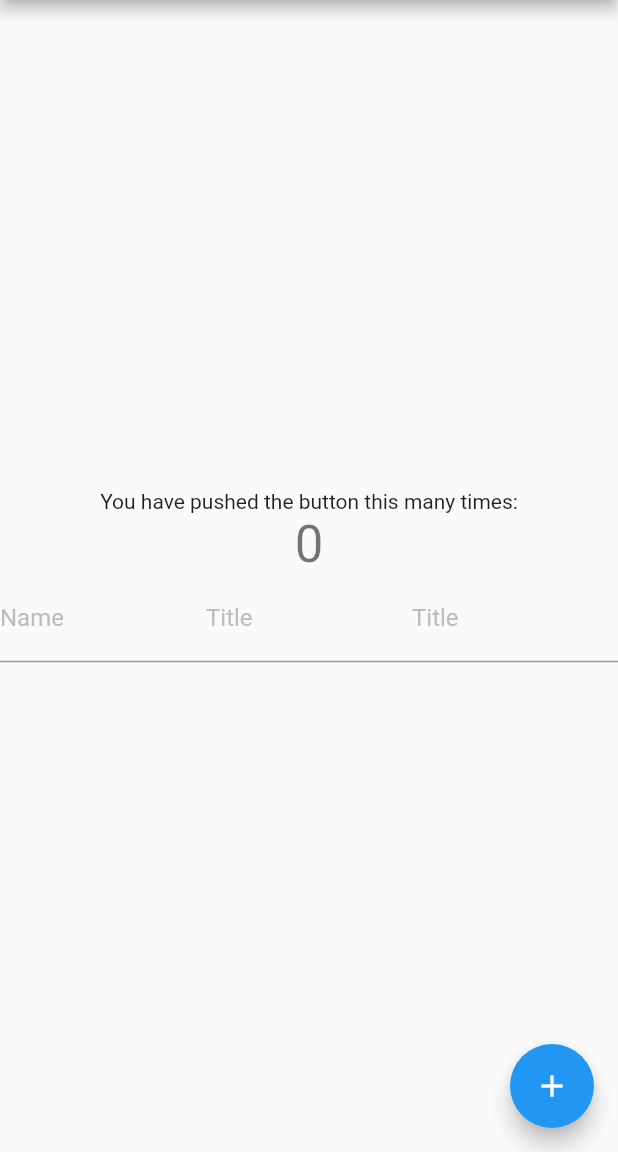
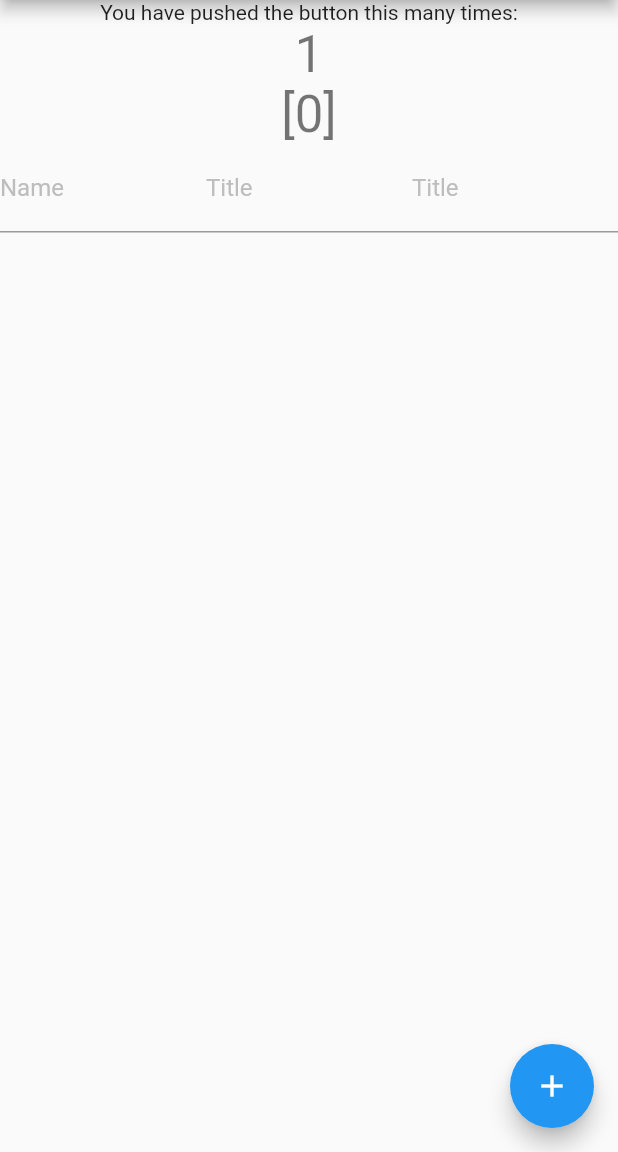
Before and after one commit to Nimoslaw20/flutter_line_items_code, a Flutter app: the screen it shows after launch, on a phone screen of 412 x 824 dp, the part 84-1236 px from its top. Run offline on Flutter 3.47's test engine with Material 2 defaults, Android fonts, the phone set to English and light mode, and no system bars.

```diff
--- a/lib/main.dart
+++ b/lib/main.dart
@@ -4,12 +4,10 @@ void main() {
   runApp(const MyApp());
 }
 
-List lineItems =  [];
+List lineItems = [];
 
 class MyApp extends StatelessWidget {
   const MyApp({Key? key}) : super(key: key);
-
-
 
   // This widget is the root of your application.
   @override
@@ -36,18 +34,14 @@ class MyApp extends StatelessWidget {
 class MyHomePage extends StatefulWidget {
   const MyHomePage({Key? key, required this.title}) : super(key: key);
 
-
   final String title;
-
-
-
 
   @override
   State<MyHomePage> createState() => _MyHomePageState();
 }
 
 class _MyHomePageState extends State<MyHomePage> {
-  int _counter = 0;
+  int _counter = 1;
 
   final nameController = TextEditingController();
   final titleController = TextEditingController();
@@ -63,13 +57,13 @@ class _MyHomePageState extends State<MyHomePage> {
 
   void _incrementCounter() {
     setState(() {
-
       _counter++;
     });
   }
 
   @override
   Widget build(BuildContext context) {
+    List _itemsCounter = List.generate(_counter, (index) => index);
     // This method is rerun every time setState is called, for instance as done
     // by the _incrementCounter method above.
     //
@@ -100,7 +94,7 @@ class _MyHomePageState extends State<MyHomePage> {
           // center the children vertically; the main axis here is the vertical
           // axis because Columns are vertical (the cross axis would be
           // horizontal).
-          mainAxisAlignment: MainAxisAlignment.center,
+          mainAxisAlignment: MainAxisAlignment.start,
           children: <Widget>[
             const Text(
               'You have pushed the button this many times:',
@@ -109,7 +103,14 @@ class _MyHomePageState extends State<MyHomePage> {
               '$_counter',
               style: Theme.of(context).textTheme.headline4,
             ),
-            Row(
+            Text(
+              '$_itemsCounter',
+              style: Theme.of(context).textTheme.headline4,
+            ),
+            Column(
+              children: _itemsCounter
+                  .map(
+                    (e) => Row(
                       mainAxisAlignment: MainAxisAlignment.spaceEvenly,
                       children: <Widget>[
                         Expanded(
@@ -119,13 +120,9 @@ class _MyHomePageState extends State<MyHomePage> {
                             controller: nameController,
                             decoration: InputDecoration(
                                 labelText: 'Name',
-                        labelStyle: TextStyle(
-                            color: Colors.grey[400]
-                        )
+                                labelStyle: TextStyle(color: Colors.grey[400])),
                           ),
                         ),
-                ),
-
                         Expanded(
                           // optional flex property if flex is 1 because the default flex is 1
                           flex: 1,
@@ -133,13 +130,9 @@ class _MyHomePageState extends State<MyHomePage> {
                             controller: titleController,
                             decoration: InputDecoration(
                                 labelText: 'Title',
-                        labelStyle: TextStyle(
-                            color: Colors.grey[400]
-                        )
+                                labelStyle: TextStyle(color: Colors.grey[400])),
                           ),
                         ),
-                ),
-
                         Expanded(
                           // optional flex property if flex is 1 because the default flex is 1
                           flex: 1,
@@ -147,13 +140,13 @@ class _MyHomePageState extends State<MyHomePage> {
                             controller: titleController,
                             decoration: InputDecoration(
                                 labelText: 'Title',
-                        labelStyle: TextStyle(
-                            color: Colors.grey[400]
-                        )
-                    ),
+                                labelStyle: TextStyle(color: Colors.grey[400])),
                           ),
                         ),
                       ],
+                    ),
+                  )
+                  .toList(),
             ),
           ],
         ),
@@ -165,8 +158,6 @@ class _MyHomePageState extends State<MyHomePage> {
       ), // This trailing comma makes auto-formatting nicer for build methods.
     );
   }
-
-
 }
 
 class Data {
```
Lines whose indentation alone changed are shown as unchanged.
